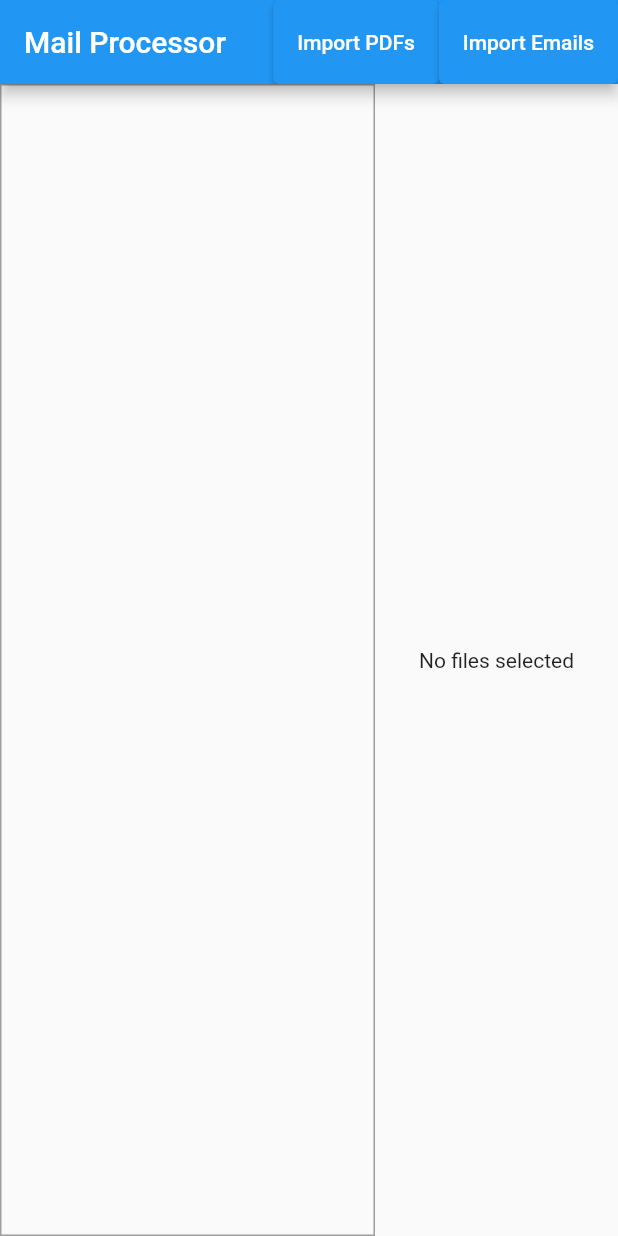
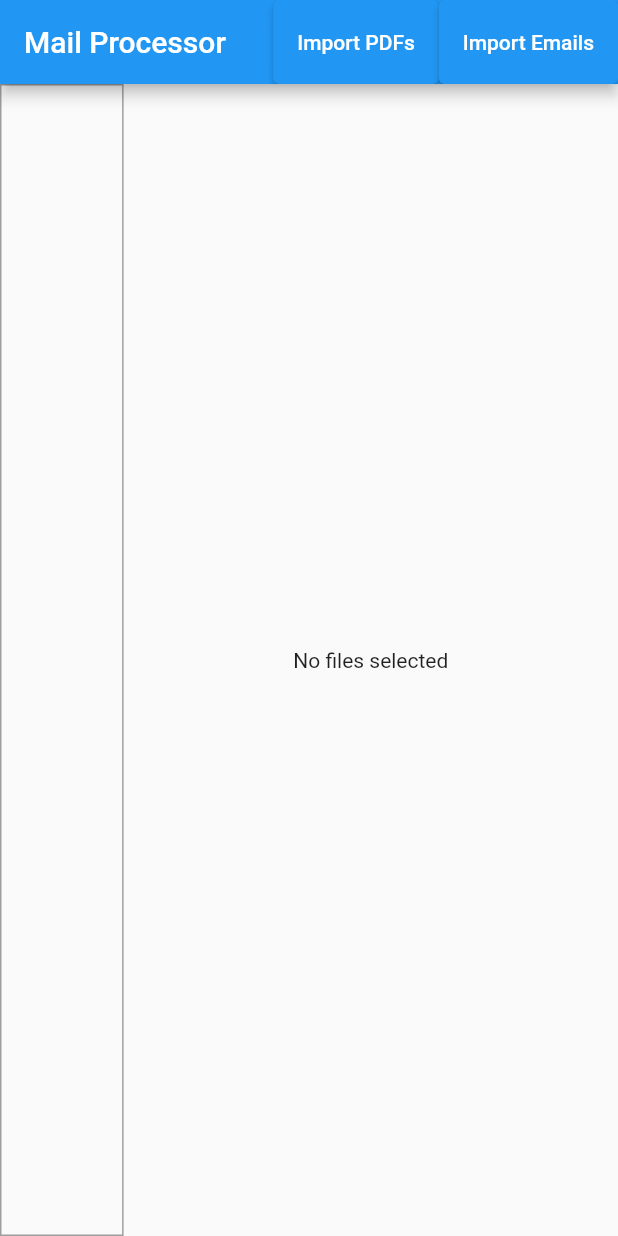
Before and after one commit to dhaneshkumarTech/mail_processor, a Flutter app: the screen it shows after launch, on a phone screen of 412 x 824 dp. Run offline on Flutter 3.47's test engine with Material 2 defaults, Android fonts, the phone set to English and light mode, and no system bars; our stand-ins replace csv, file_picker, permission_handler, stacked, stacked_services, stacked_shared; missing offline and left inert: mailer, pdfx.

Commit message:
style changes

```diff
--- a/lib/ui/views/home/home_view.dart
+++ b/lib/ui/views/home/home_view.dart
@@ -53,11 +53,12 @@ class HomeView extends StackedView<HomeViewModel> {
         ],
       ),
       body: SafeArea(
-        child: Center(
+        child: SingleChildScrollView(
+          scrollDirection: Axis.horizontal,
           child: Row(
             children: [
               Container(
-                width: 250,
+                width: MediaQuery.of(context).size.width * 0.2,
                 decoration: BoxDecoration(
                   border: Border.all(
                     color: Colors.grey,
@@ -68,8 +69,8 @@ class HomeView extends StackedView<HomeViewModel> {
                   itemBuilder: (context, index) => GestureDetector(
                     onTap: () => viewModel.onUpdate(index),
                     child: Container(
-                      width: 200,
-                      height: 200,
+                      width: MediaQuery.of(context).size.width * 0.2,
+                      height: MediaQuery.of(context).size.height * 0.2,
                       margin: const EdgeInsets.symmetric(
                         horizontal: 10,
                         vertical: 5,
@@ -91,25 +92,31 @@ class HomeView extends StackedView<HomeViewModel> {
                 ),
               ),
               SizedBox(
-                width: MediaQuery.of(context).size.width - 250,
+                width: MediaQuery.of(context).size.width * 0.8,
                 child: viewModel.controllers.isEmpty
                     ? const Center(
                         child: Text('No files selected'),
                       )
-                    : Column(
+                    : SingleChildScrollView(
+                        child: Column(
                           children: [
-                          SizedBox(
-                            width: 300,
-                            height: 100,
+                            Container(
+                              width: MediaQuery.of(context).size.width * 0.3,
+                              height: MediaQuery.of(context).size.height * 0.1,
+                              margin: const EdgeInsets.symmetric(
+                                horizontal: 10,
+                                vertical: 5,
+                              ),
                               child: Row(
-                              mainAxisSize: MainAxisSize.min,
+                                mainAxisAlignment: MainAxisAlignment.center,
                                 children: [
                                   Expanded(
                                     child: TextField(
                                       decoration: const InputDecoration(
                                         border: OutlineInputBorder(),
                                         labelText: 'Unit Number',
-                                      contentPadding: EdgeInsets.zero,
+                                        contentPadding: EdgeInsets.symmetric(
+                                            horizontal: 10),
                                       ),
                                       keyboardType: TextInputType.number,
                                       onChanged: viewModel.onChangedText,
@@ -120,13 +127,15 @@ class HomeView extends StackedView<HomeViewModel> {
                                       ? const CircularProgressIndicator()
                                       : ElevatedButton(
                                           style: ElevatedButton.styleFrom(
+                                            minimumSize: const Size(100, 55),
                                             shape: const RoundedRectangleBorder(
                                               borderRadius: BorderRadius.all(
-                                              Radius.circular(10),
+                                                Radius.circular(2),
                                               ),
                                             ),
                                           ),
-                                        onPressed: viewModel.unitNumber.isEmpty
+                                          onPressed:
+                                              viewModel.unitNumber.isEmpty
                                                   ? null
                                                   : viewModel.processfile,
                                           child: const Text('Send'),
@@ -134,31 +143,37 @@ class HomeView extends StackedView<HomeViewModel> {
                                 ],
                               ),
                             ),
-                          SizedBox(
-                            height: 500,
+                            InteractiveViewer(
+                              panEnabled: true,
+                              minScale: 0.5,
+                              maxScale: 2,
+                              child: SizedBox(
+                                height:
+                                    MediaQuery.of(context).size.height * 0.8,
+                                width: double.infinity,
                                 child: Row(
-                              mainAxisSize: MainAxisSize.min,
-                              crossAxisAlignment: CrossAxisAlignment.center,
-                              mainAxisAlignment: MainAxisAlignment.spaceEvenly,
+                                  mainAxisAlignment: MainAxisAlignment.center,
                                   children: [
                                     IconButton(
                                       onPressed: viewModel.previousDoc,
                                       padding: EdgeInsets.zero,
-                                  icon: const Icon(
+                                      icon: Icon(
                                         Icons.arrow_back_ios,
-                                    size: 48,
+                                        size:
+                                            MediaQuery.of(context).size.width *
+                                                0.015,
                                       ),
                                     ),
                                     Container(
-                                  height:
-                                      MediaQuery.of(context).size.height * 0.8,
-                                  width: 500,
+                                      width: MediaQuery.of(context).size.width *
+                                          0.65,
                                       color: Colors.white,
                                       padding: const EdgeInsets.all(30),
                                       child: PdfView(
-                                    builders:
-                                        PdfViewBuilders<DefaultBuilderOptions>(
-                                      options: const DefaultBuilderOptions(),
+                                        builders: PdfViewBuilders<
+                                            DefaultBuilderOptions>(
+                                          options:
+                                              const DefaultBuilderOptions(),
                                           documentLoaderBuilder: (_) =>
                                               const Center(
                                                   child:
@@ -174,15 +189,19 @@ class HomeView extends StackedView<HomeViewModel> {
                                     IconButton(
                                       onPressed: viewModel.nextDoc,
                                       padding: EdgeInsets.zero,
-                                  icon: const Icon(
+                                      icon: Icon(
                                         Icons.arrow_forward_ios,
-                                    size: 48,
+                                        size:
+                                            MediaQuery.of(context).size.width *
+                                                0.015,
                                       ),
                                     ),
                                   ],
                                 ),
                               ),
+                            ),
                           ],
+                        ),
                       ),
               ),
             ],
```
Lines whose indentation alone changed are shown as unchanged.
